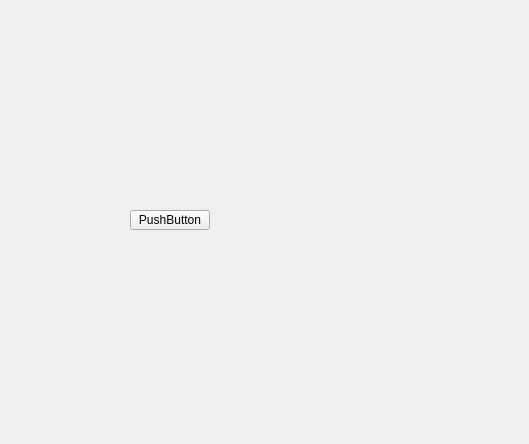
zoufawei/FFUClient, file FFUClient/updatelogform.ui: the form before one commit.
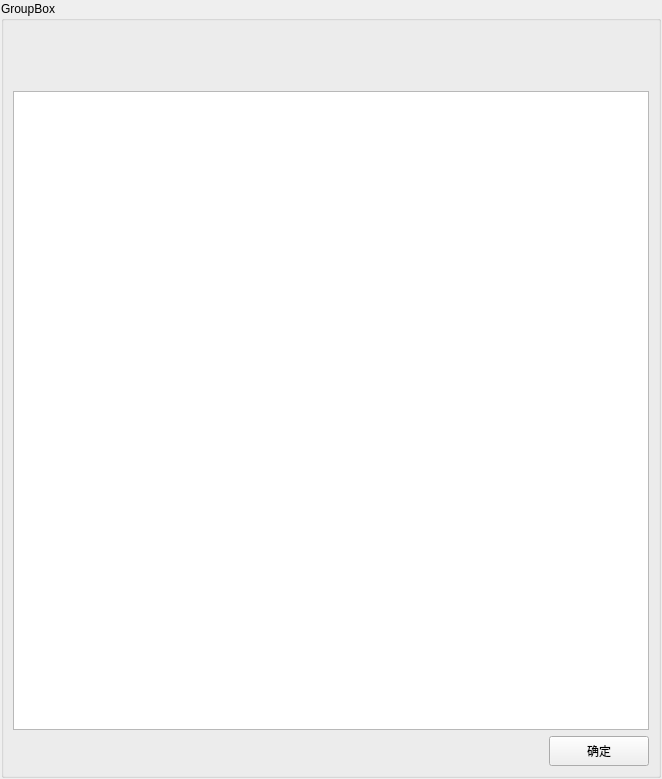
The form after the commit. Custom widgets are drawn as their Qt base class.

What changed in the file:
```diff
--- a/FFUClient/updatelogform.ui
+++ b/FFUClient/updatelogform.ui
@@ -6,27 +6,88 @@
    <rect>
     <x>0</x>
     <y>0</y>
-    <width>529</width>
-    <height>444</height>
+    <width>662</width>
+    <height>779</height>
    </rect>
   </property>
   <property name="windowTitle">
    <string>Form</string>
   </property>
-  <widget class="QPushButton" name="pushButton">
-   <property name="geometry">
-    <rect>
-     <x>130</x>
-     <y>210</y>
-     <width>80</width>
-     <height>20</height>
-    </rect>
+  <layout class="QGridLayout" name="gridLayout_2">
+   <property name="leftMargin">
+    <number>1</number>
    </property>
-   <property name="text">
-    <string>PushButton</string>
+   <property name="topMargin">
+    <number>1</number>
    </property>
-  </widget>
+   <property name="rightMargin">
+    <number>1</number>
+   </property>
+   <property name="bottomMargin">
+    <number>1</number>
+   </property>
+   <item row="0" column="0">
+    <widget class="GroupBoxEx" name="groupBox">
+     <property name="title">
+      <string>GroupBox</string>
+     </property>
+     <layout class="QGridLayout" name="gridLayout">
+      <property name="topMargin">
+       <number>70</number>
+      </property>
+      <item row="0" column="0" colspan="2">
+       <widget class="QTextEdit" name="textEdit"/>
+      </item>
+      <item row="1" column="0">
+       <spacer name="horizontalSpacer">
+        <property name="orientation">
+         <enum>Qt::Horizontal</enum>
+        </property>
+        <property name="sizeHint" stdset="0">
+         <size>
+          <width>527</width>
+          <height>17</height>
+         </size>
+        </property>
+       </spacer>
+      </item>
+      <item row="1" column="1">
+       <widget class="PushButtonEx" name="pushButton">
+        <property name="minimumSize">
+         <size>
+          <width>100</width>
+          <height>30</height>
+         </size>
+        </property>
+        <property name="maximumSize">
+         <size>
+          <width>100</width>
+          <height>16777215</height>
+         </size>
+        </property>
+        <property name="text">
+         <string>确定</string>
+        </property>
+       </widget>
+      </item>
+     </layout>
+    </widget>
+   </item>
+  </layout>
  </widget>
+ <customwidgets>
+  <customwidget>
+   <class>PushButtonEx</class>
+   <extends>QPushButton</extends>
+   <header>ctrls/PushButtonEx.h</header>
+  </customwidget>
+  <customwidget>
+   <class>GroupBoxEx</class>
+   <extends>QGroupBox</extends>
+   <header>ctrls/GroupBoxEx.h</header>
+   <container>1</container>
+  </customwidget>
+ </customwidgets>
  <resources/>
  <connections/>
 </ui>
```
